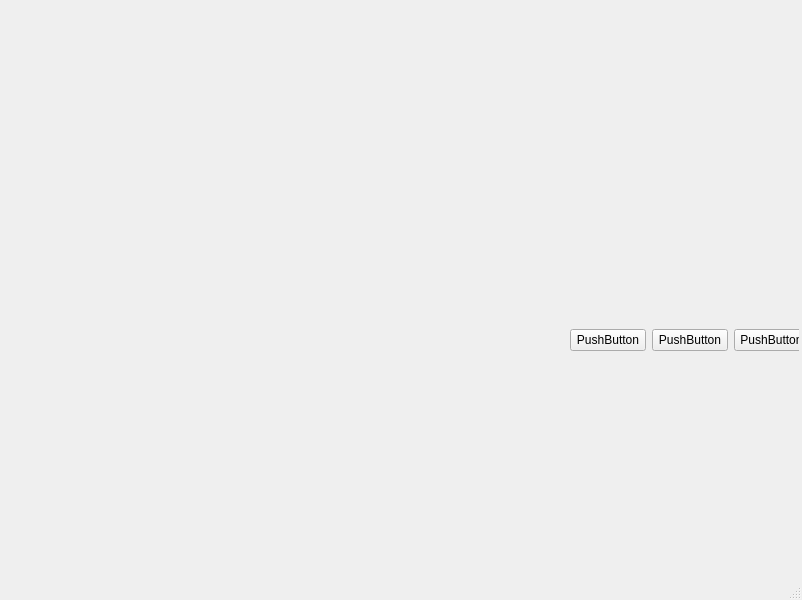
This is ui/v1.ui in SimonCooper235/TP4 as Qt 5 draws it before an edit. The edited form follows.
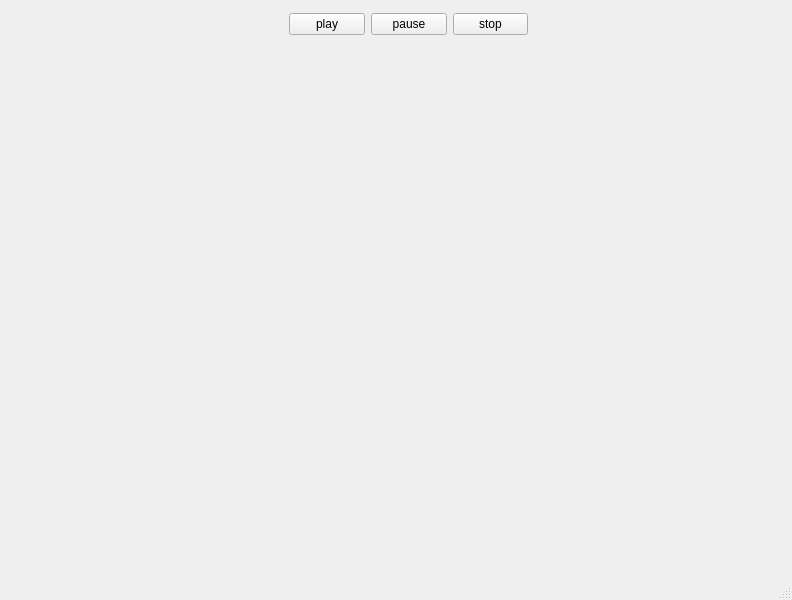
This is the edited form.

```diff
--- a/ui/v1.ui
+++ b/ui/v1.ui
@@ -6,7 +6,7 @@
    <rect>
     <x>0</x>
     <y>0</y>
-    <width>802</width>
+    <width>792</width>
     <height>600</height>
    </rect>
   </property>
@@ -14,15 +14,8 @@
    <string>MainWindow</string>
   </property>
   <widget class="QWidget" name="centralwidget">
-   <widget class="QWidget" name="verticalLayoutWidget">
-    <property name="geometry">
-     <rect>
-      <x>0</x>
-      <y>0</y>
-      <width>801</width>
-      <height>571</height>
-     </rect>
-    </property>
+   <layout class="QGridLayout" name="gridLayout">
+    <item row="0" column="0">
     <layout class="QVBoxLayout" name="verticalLayout">
      <property name="sizeConstraint">
       <enum>QLayout::SetDefaultConstraint</enum>
@@ -32,53 +25,44 @@
      </property>
      <item>
       <widget class="QWidget" name="widget" native="true">
-       <widget class="QWidget" name="widget_2" native="true">
-        <property name="geometry">
-         <rect>
-          <x>0</x>
-          <y>300</y>
-          <width>799</width>
-          <height>281</height>
-         </rect>
-        </property>
         <widget class="QWidget" name="horizontalLayoutWidget">
          <property name="geometry">
           <rect>
-           <x>570</x>
+           <x>280</x>
            <y>0</y>
            <width>239</width>
-           <height>80</height>
+           <height>31</height>
           </rect>
          </property>
          <layout class="QHBoxLayout" name="horizontalLayout">
           <item>
            <widget class="QPushButton" name="play_pushButton">
             <property name="text">
-             <string>PushButton</string>
+             <string>play</string>
             </property>
            </widget>
           </item>
           <item>
            <widget class="QPushButton" name="pause_pushButton">
             <property name="text">
-             <string>PushButton</string>
+             <string>pause</string>
             </property>
            </widget>
           </item>
           <item>
            <widget class="QPushButton" name="stop_pushButton">
             <property name="text">
-             <string>PushButton</string>
+             <string>stop</string>
             </property>
            </widget>
           </item>
          </layout>
         </widget>
        </widget>
-      </widget>
-     </item>
-    </layout>
-   </widget>
+      </item>
+     </layout>
+    </item>
+   </layout>
   </widget>
   <widget class="QStatusBar" name="statusbar"/>
  </widget>
```
Lines whose indentation alone changed are shown as unchanged.
